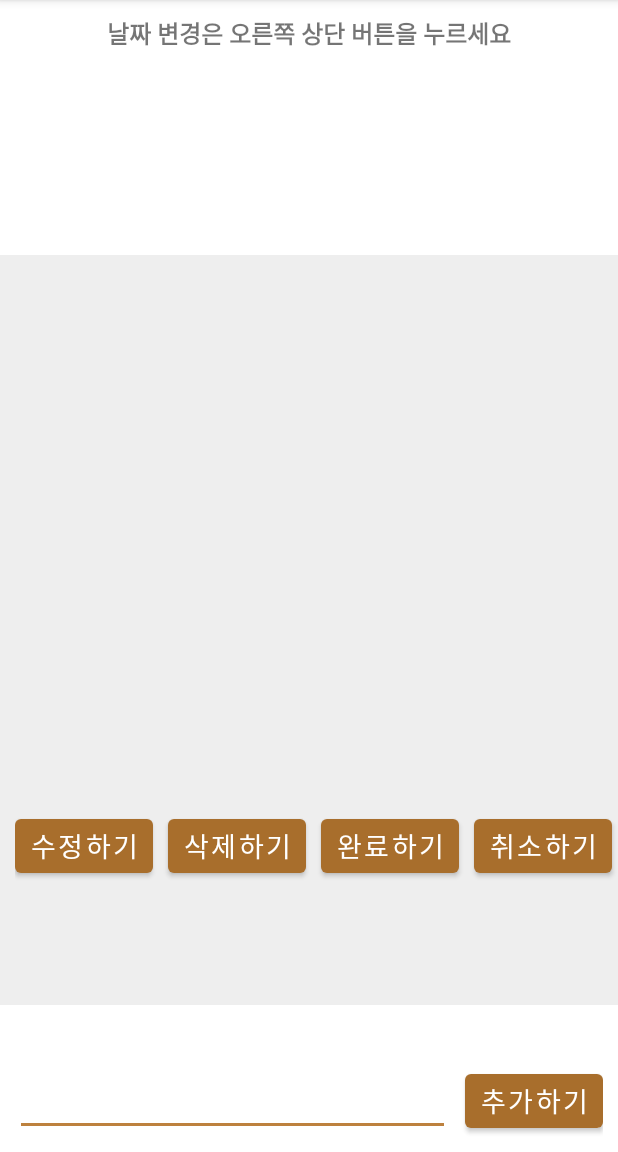
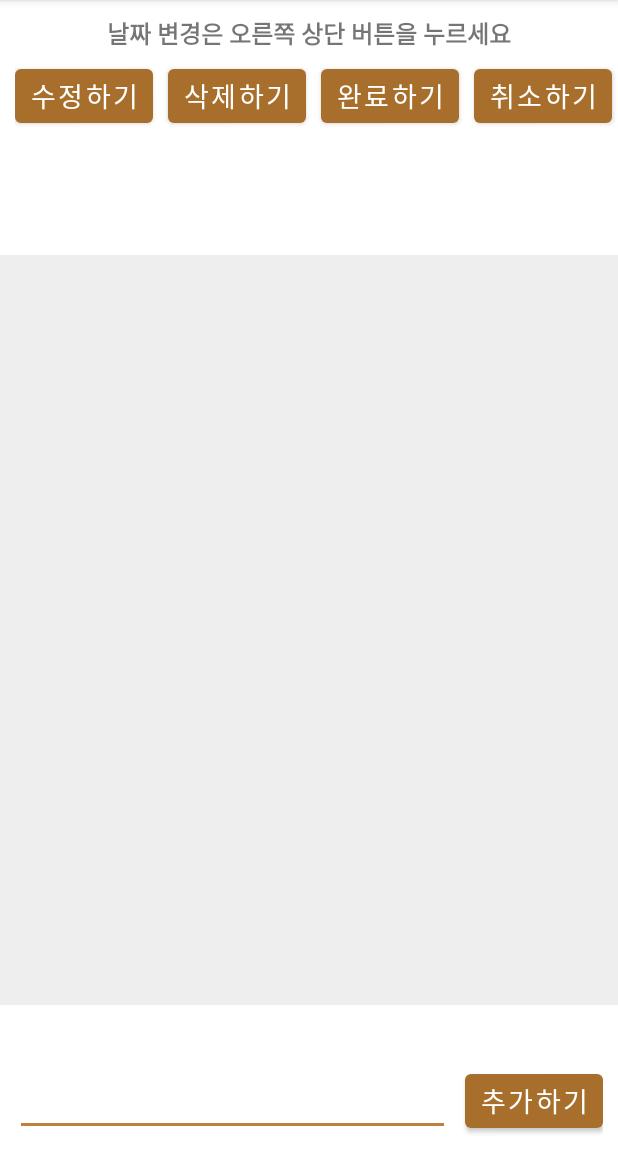
Before and after one commit to jung293441/GURU02, an Android app: the ToDoList screen opened directly, with no data from a screen before it, on a phone screen of 412 x 824 dp, the part 84-1236 px from its top. Run offline under Robolectric (Android 15) with nearby library versions, the phone set to English and light mode, and no system bars.

Commit message:
버튼 위치

```diff
--- a/app/src/main/res/layout/activity_to_do_list.xml
+++ b/app/src/main/res/layout/activity_to_do_list.xml
@@ -51,22 +51,6 @@
             tools:ignore="TouchTargetSizeCheck" />
     </LinearLayout>
 
-    <!-- 리스트 화면 -->
-    <LinearLayout
-        android:layout_width="match_parent"
-        android:layout_height="500dp"
-        android:layout_above="@id/bottom_section"
-        android:layout_marginTop="30dp"
-        android:layout_marginBottom="30dp"
-        android:background="#eee">
-
-        <ListView
-            android:id="@+id/list_view"
-            android:layout_width="match_parent"
-            android:layout_height="match_parent"
-            android:focusableInTouchMode="true"/>
-    </LinearLayout>
-
     <LinearLayout
         android:layout_width="match_parent"
         android:layout_height="match_parent"
@@ -78,7 +62,7 @@
             android:id="@+id/changeBtn"
             android:layout_width="wrap_content"
             android:layout_height="wrap_content"
-            android:layout_marginTop="540dp"
+            android:layout_marginTop="40dp"
             android:paddingLeft="10dp"
             android:paddingRight="10dp"
             android:text="수정하기"
@@ -90,7 +74,7 @@
             android:layout_width="wrap_content"
             android:layout_height="wrap_content"
             android:layout_marginStart="10dp"
-            android:layout_marginTop="540dp"
+            android:layout_marginTop="40dp"
             android:paddingLeft="10dp"
             android:paddingRight="10dp"
             android:text="삭제하기"
@@ -102,7 +86,7 @@
             android:layout_width="wrap_content"
             android:layout_height="wrap_content"
             android:layout_marginStart="10dp"
-            android:layout_marginTop="540dp"
+            android:layout_marginTop="40dp"
             android:paddingLeft="10dp"
             android:paddingRight="10dp"
             android:text="완료하기"
@@ -114,7 +98,7 @@
             android:layout_width="wrap_content"
             android:layout_height="wrap_content"
             android:layout_marginStart="10dp"
-            android:layout_marginTop="540dp"
+            android:layout_marginTop="40dp"
             android:paddingLeft="10dp"
             android:paddingRight="10dp"
             android:text="취소하기"
@@ -123,5 +107,21 @@
 
     </LinearLayout>
 
+    <!-- 리스트 화면 -->
+    <LinearLayout
+        android:layout_width="match_parent"
+        android:layout_height="500dp"
+        android:layout_above="@id/bottom_section"
+        android:layout_marginTop="100dp"
+        android:layout_marginBottom="30dp"
+        android:background="#eee">
+
+        <ListView
+            android:id="@+id/list_view"
+            android:layout_width="match_parent"
+            android:layout_height="500dp"
+            android:focusableInTouchMode="true" />
+    </LinearLayout>
+
 
 </RelativeLayout>
```
